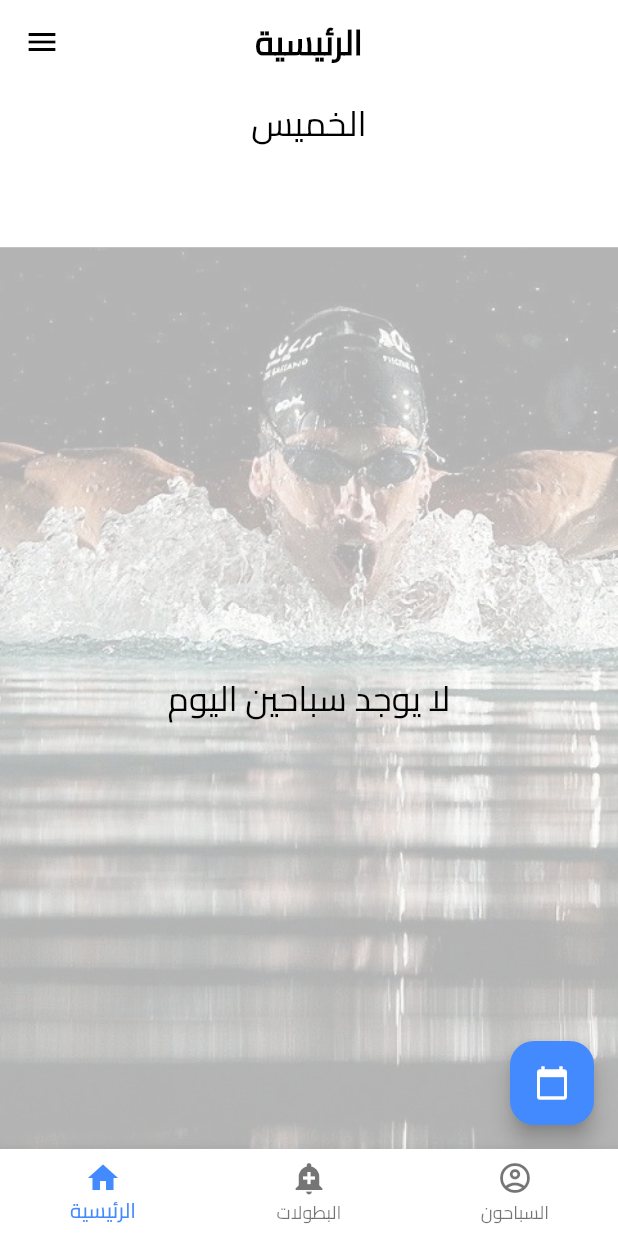
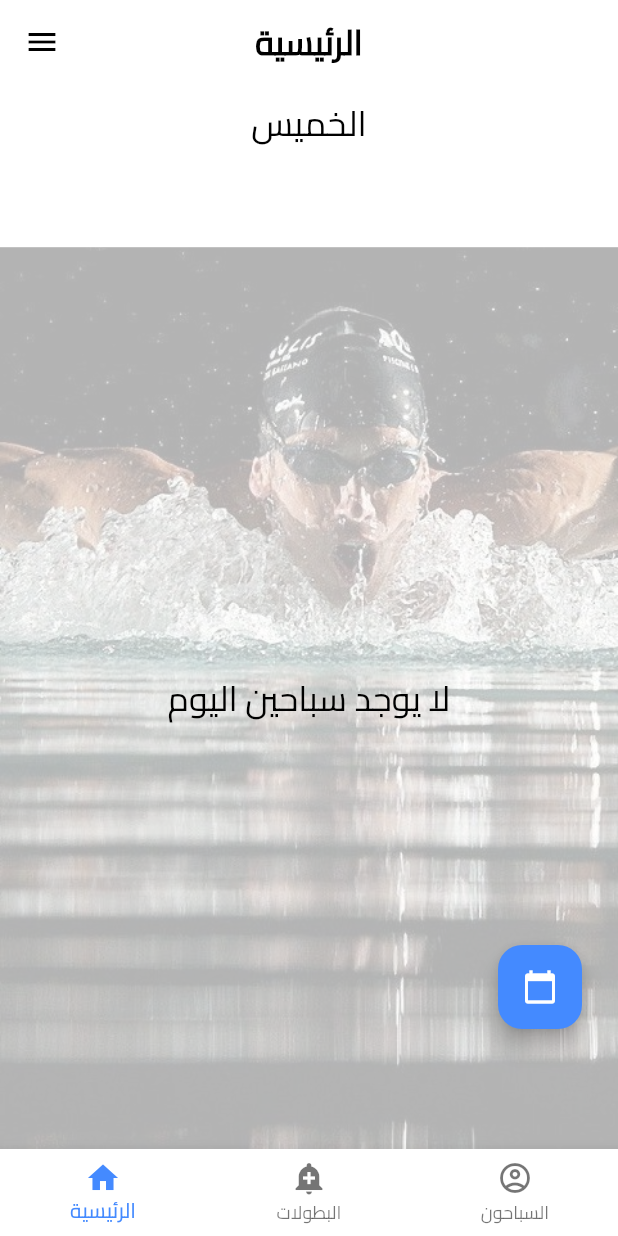
Before and after one commit to TanjiroAR/SwimCoach, a Flutter app: the screen it shows after launch, in the side drawer, after a tap on the "calendar today" icon, on a phone screen of 412 x 824 dp. Run offline on Flutter 3.47's test engine with Material 3 defaults, Android fonts, the phone set to English and light mode, and no system bars; our stand-ins replace fl_chart, flutter_screenutil, sqflite; accounts and stored records are empty.

Commit message:
update home

```diff
--- a/lib/screens/home_screen.dart
+++ b/lib/screens/home_screen.dart
@@ -23,15 +23,25 @@ class _HomePageState extends State<HomePage> {
   }
 
   Future<List<Map<String, dynamic>>> fetchRacesHappeningToday() async {
-    String currentDate = DateFormat('dd/MM/yyyy').format(myDay);
+    final currentDate = DateFormat('yyyy-MM-dd').format(myDay);
+    debugPrint("جاري البحث عن سباقات بتاريخ: $currentDate"); // ✔️
+
     List<Map<String, dynamic>> raceDataList = [];
+
     for (String race in SqlDb.races) {
-      List<Map> results = await sqlDb.readData('''
-        SELECT * FROM $race
-        WHERE date = '$currentDate';
-      ''');
-      raceDataList.addAll(results.map((row) => row.cast<String, dynamic>()));
+      final query = '''
+      SELECT * FROM $race
+      WHERE date = '$currentDate'
+    ''';
+
+      debugPrint("الاستعلام: $query"); // ✔️
+
+      List<Map> results = await sqlDb.readData(query);
+      debugPrint("النتائج لجدول $race: ${results.length}"); // ✔️
+
+      raceDataList.addAll(results.cast<Map<String, dynamic>>());
     }
+
     return raceDataList;
   }
 
@@ -49,13 +59,11 @@ class _HomePageState extends State<HomePage> {
 
   // دالة لتحديد اليوم الحالي
   void getCurrentDay() {
-    final now = DateTime.now(); // الوقت الحالي
-    final formatter =
-        DateFormat('EEEE'); // تنسيق اليوم كامل (مثل الاثنين، الثلاثاء، الخ)
-    currentDay =
-        formatter.format(now).toLowerCase(); // تحويل الوقت الحالي إلى اسم اليوم
-    setState(() {}); // تحديث واجهة المستخدم
+    final formatter = DateFormat('EEEE', 'en_US'); // إجباري استخدام الإنجليزية
+    currentDay = formatter.format(DateTime.now()).toLowerCase();
+    setState(() {});
   }
+
 
   // الدالة للحصول على اسم اليوم باللغة العربية
   String getArabicDayName(String currentDay) {
@@ -82,16 +90,19 @@ class _HomePageState extends State<HomePage> {
   Future<void> _pickDate(BuildContext context) async {
     final DateTime? pickedDate = await showDatePicker(
       context: context,
-      initialDate: DateTime.now(),
-      firstDate: DateTime(2022),
-      lastDate: DateTime(2025),
+      initialDate: myDay,
+      firstDate: DateTime(2000),
+      lastDate: DateTime(2100),
     );
-    if (pickedDate != null) {
-      final formatter = DateFormat('EEEE');
+
+    if (pickedDate != null && pickedDate != myDay) {
       setState(() {
-        currentDay = formatter.format(pickedDate).toLowerCase();
         myDay = pickedDate;
+        currentDay = DateFormat('EEEE', 'en_US').format(pickedDate).toLowerCase(); // الإنجليزية إجباري
       });
+
+      // إعادة تحميل البيانات بعد تغيير التاريخ
+      _refreshData();
     }
   }
 
@@ -125,6 +136,7 @@ class _HomePageState extends State<HomePage> {
               ),
               FutureBuilder<List<Map<String, dynamic>>>(
                 future: fetchRacesHappeningToday(),
+                key: ValueKey<DateTime>(myDay),
                 builder: (BuildContext context,
                     AsyncSnapshot<List<Map<String, dynamic>>> snapshot) {
                   if (snapshot.connectionState == ConnectionState.waiting) {
@@ -150,8 +162,8 @@ class _HomePageState extends State<HomePage> {
                               subtitle: Text(swimmer['time']),
                               trailing: Column(
                                 children: [
-                                  const Icon(Icons.emoji_events,color: Colors.yellowAccent,),
-                                  Text(swimmer['champName']),
+                                  const Icon(Icons.emoji_events, color: Colors.yellowAccent),
+                                  Text(swimmer['champName'] ?? 'لا يوجد بطولة'),
                                 ],
                               ),
 
@@ -204,7 +216,7 @@ class _HomePageState extends State<HomePage> {
                                   swimmerData['time'].toString()), // عرض الوقت
                               leading: Icon(
                                 Icons.circle,
-                                color: swimmerData['come'] == 'true'
+                                color: swimmerData['come'] == 1 // إذا كانت القيمة رقم
                                     ? Colors.lightGreen
                                     : Colors.white,
                               ),
@@ -291,17 +303,17 @@ class _HomePageState extends State<HomePage> {
         ),
         // Text("HI"),
         Positioned(
-          bottom: 16,
-          right: 16,
+          bottom: 80, // ابتعد عن الحافة السفلية
+          right: 24,
           child: FloatingActionButton(
             onPressed: () {
+              debugPrint("تم الضغط على الزر!"); // تأكد من ظهور هذه الرسالة في الكونسول
               _pickDate(context);
-              // fetchRacesHappeningToday();
             },
             tooltip: 'اختر تاريخ',
             child: const Icon(Icons.calendar_today),
           ),
-        ),
+        )
       ],
     );
   }
```
Also changed, not shown: 1 other file.
